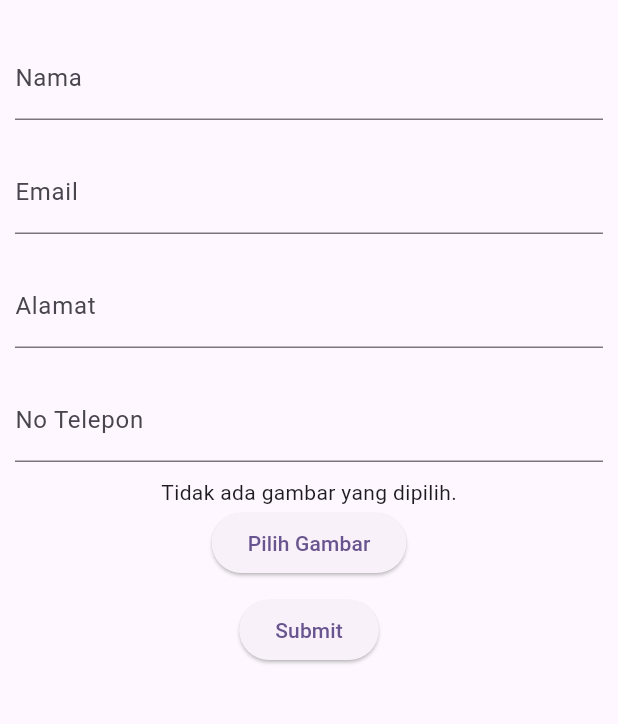
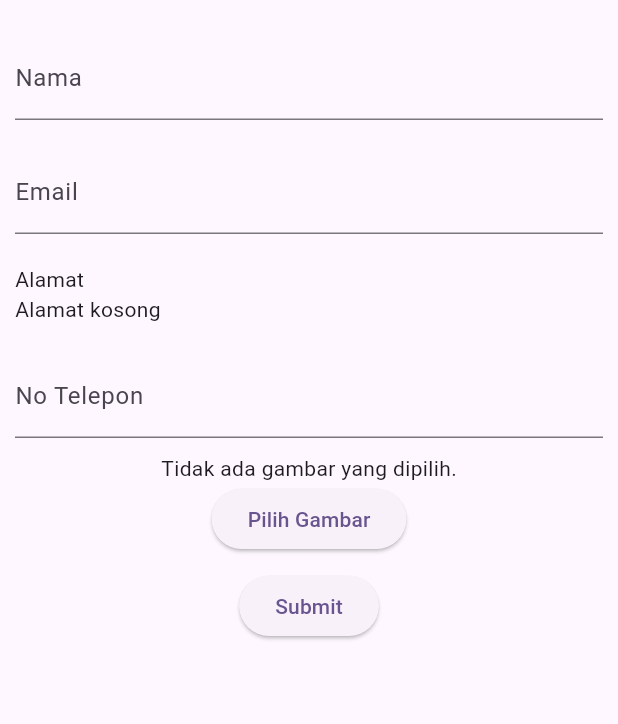
Before and after one commit to dwiponcosuripto4/data_kontak, a Flutter app: the FormKontak screen opened directly, on a phone screen of 412 x 824 dp, the part 63-787 px from its top. Run offline on Flutter 3.47's test engine with Material 3 defaults, Android fonts, the phone set to English and light mode, and no system bars; our stand-ins replace geocoding, geolocator, google_maps_flutter, image_picker; network calls fail.

Commit message:
create var alamat in form

```diff
--- a/lib/widget/form_kontak.dart
+++ b/lib/widget/form_kontak.dart
@@ -16,6 +16,7 @@ class FormKontak extends StatefulWidget {
 class _FormKontakState extends State<FormKontak> {
   File? _image;
   final _imagePicker = ImagePicker();
+  String? _alamat;
 
   final _formKey = GlobalKey<FormState>();
   final _namaController = TextEditingController();
@@ -62,11 +63,18 @@ class _FormKontakState extends State<FormKontak> {
                   ),
                 ),
                 Container(
-                  margin: const EdgeInsets.all(10),
-                  child: TextFormField(
-                    decoration: const InputDecoration(
-                        labelText: "Alamat", hintText: "Masukkan alamat"),
-                    controller: _alamatController,
+                  width: double.infinity,
+                  padding: const EdgeInsets.all(10),
+                  child: Column(
+                    crossAxisAlignment: CrossAxisAlignment.start,
+                    children: [
+                      const Text("Alamat"),
+                      _alamat == null
+                          ? const SizedBox(
+                              width: double.infinity,
+                              child: Text('Alamat kosong'))
+                          : Text('$_alamat')
+                    ],
                   ),
                 ),
                 Container(
```
